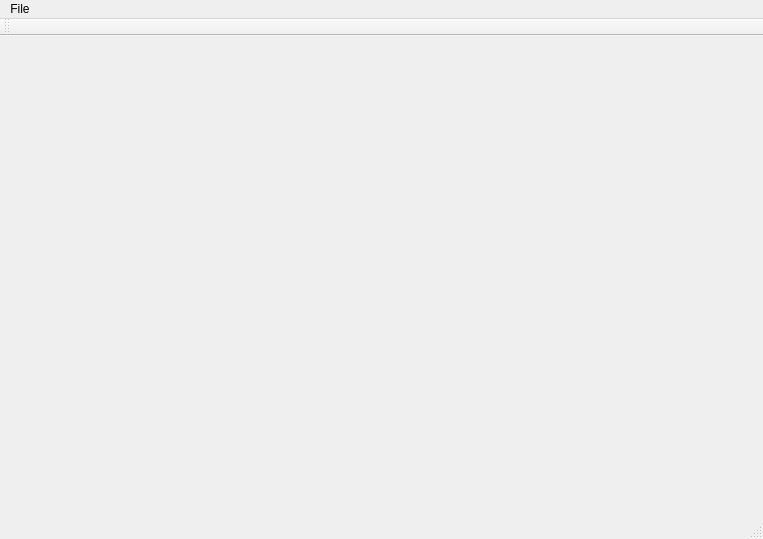
This is OpenCK/UI/mainwindow.ui in Open-CK/OpenCK as Qt 5 draws it before an edit. The edited form follows.
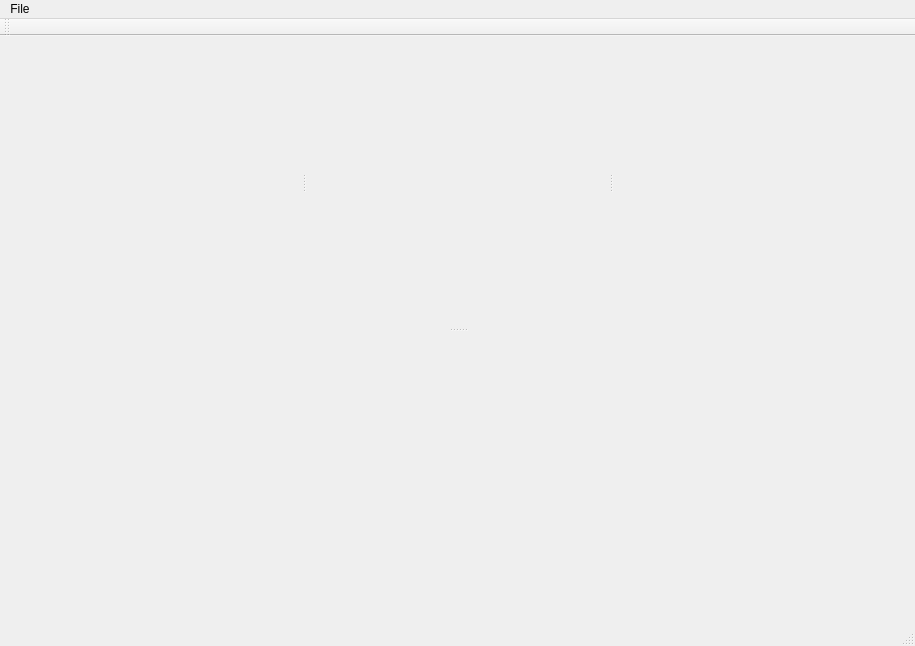
This is the edited form. Icons and pictures are not drawn.

Commit message: Adding splitters and layouts to add things to in the mainwindow.

Patch:
```diff
--- a/OpenCK/UI/mainwindow.ui
+++ b/OpenCK/UI/mainwindow.ui
@@ -6,8 +6,8 @@
    <rect>
     <x>0</x>
     <y>0</y>
-    <width>763</width>
-    <height>539</height>
+    <width>915</width>
+    <height>646</height>
    </rect>
   </property>
   <property name="windowTitle">
@@ -17,13 +17,55 @@
    <iconset resource="../Resources/resources.qrc">
     <normaloff>:/openck128x128.png</normaloff>:/openck128x128.png</iconset>
   </property>
-  <widget class="QWidget" name="centralWidget"/>
+  <widget class="QWidget" name="centralWidget">
+   <layout class="QVBoxLayout" name="verticalLayout_4">
+    <property name="spacing">
+     <number>0</number>
+    </property>
+    <property name="leftMargin">
+     <number>0</number>
+    </property>
+    <property name="topMargin">
+     <number>0</number>
+    </property>
+    <property name="rightMargin">
+     <number>0</number>
+    </property>
+    <property name="bottomMargin">
+     <number>0</number>
+    </property>
+    <item>
+     <widget class="QSplitter" name="splitter_2">
+      <property name="orientation">
+       <enum>Qt::Vertical</enum>
+      </property>
+      <widget class="QSplitter" name="splitter">
+       <property name="orientation">
+        <enum>Qt::Horizontal</enum>
+       </property>
+       <widget class="QWidget" name="verticalLayoutWidget">
+        <layout class="QVBoxLayout" name="verticalLayoutLeftSidebar"/>
+       </widget>
+       <widget class="QWidget" name="verticalLayoutWidget_2">
+        <layout class="QVBoxLayout" name="verticalLayoutScene"/>
+       </widget>
+       <widget class="QWidget" name="verticalLayoutWidget_3">
+        <layout class="QVBoxLayout" name="verticalLayoutRightSidebar"/>
+       </widget>
+      </widget>
+      <widget class="QWidget" name="horizontalLayoutWidget">
+       <layout class="QHBoxLayout" name="horizontalLayoutBottom"/>
+      </widget>
+     </widget>
+    </item>
+   </layout>
+  </widget>
   <widget class="QMenuBar" name="menuBar">
    <property name="geometry">
     <rect>
      <x>0</x>
      <y>0</y>
-     <width>763</width>
+     <width>915</width>
      <height>21</height>
     </rect>
    </property>
```
